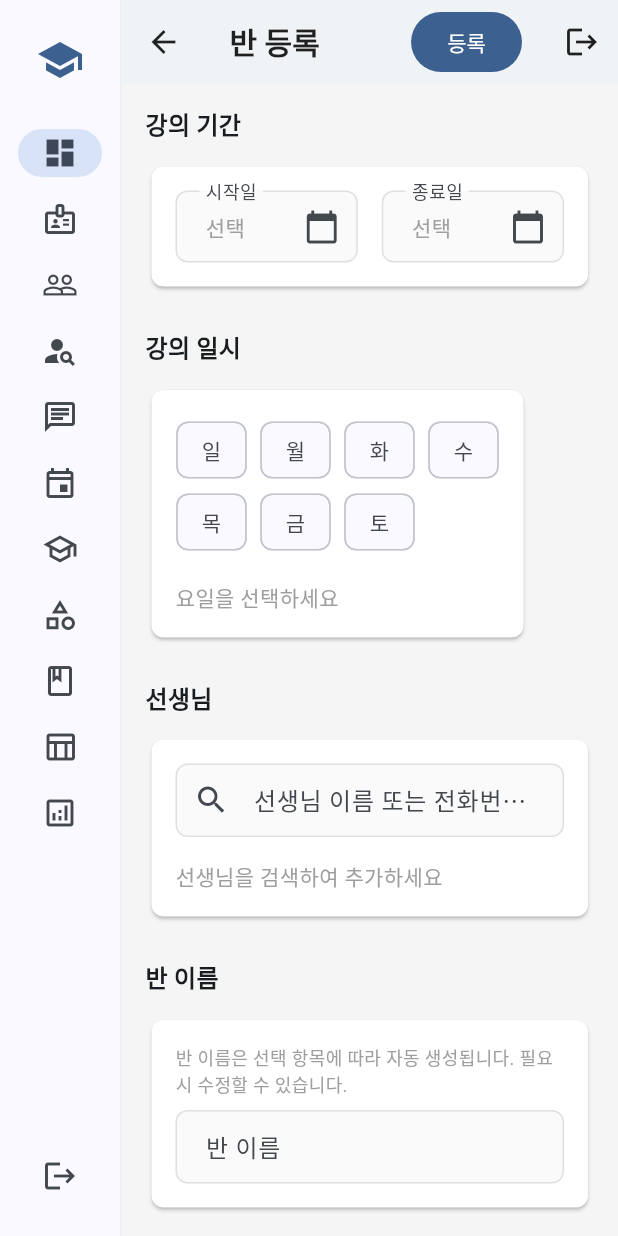
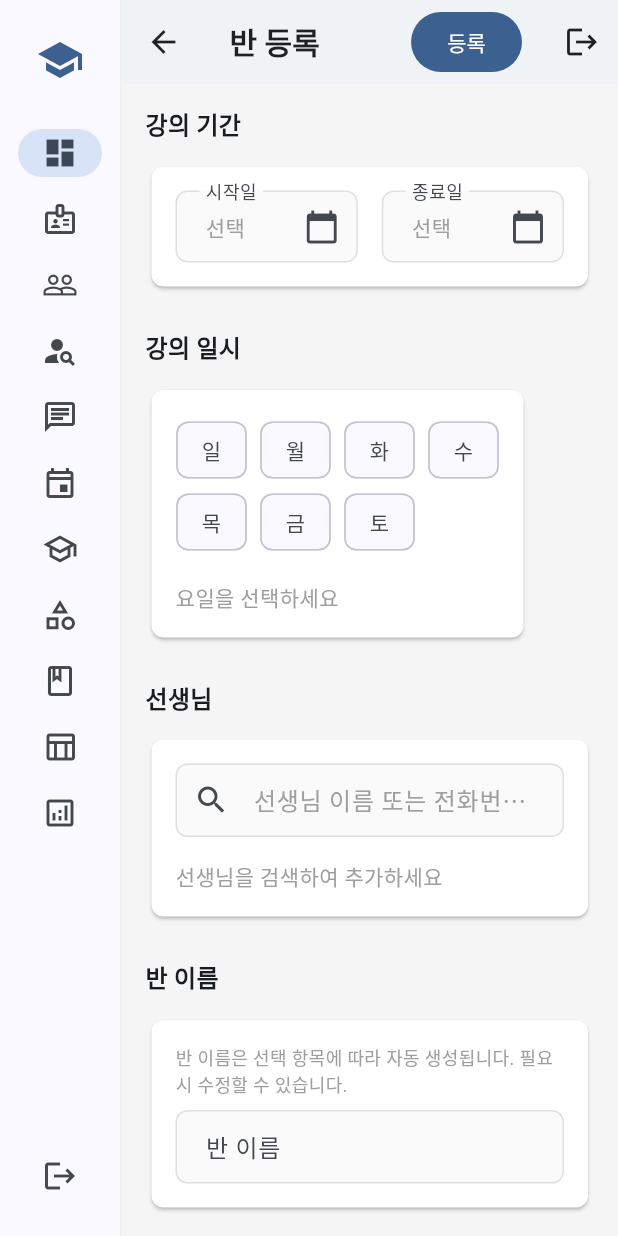
Before and after one commit to jungyoul4-arch/jy2000, a Flutter app: the ClassFormScreen screen opened by its route, scrolled down 576 dp, on a phone screen of 412 x 824 dp. Run offline on Flutter 3.47's test engine with Material 3 defaults, Android fonts, the phone set to English and light mode, and no system bars; our stand-ins replace data_table_2, dio, file_picker, fl_chart, flutter_form_builder, flutter_riverpod and 5 more; missing offline and left inert: window_manager; accounts and stored records are empty; network calls fail.

Commit message:
fix: 입력란 힌트 글자를 흐리게
힌트가 진해서 이미 입력한 값으로 착각하기 쉬웠다.

inputDecorationTheme에 hintStyle이 없어 Material 3 기본값
(onSurfaceVariant)이 그대로 쓰였다. 선정자 칸만의 문제가 아니라
모든 입력란이 같은 상태여서 테마에서 고친다.

본문 글자가 black87이라 grey.shade500이면 구분은 되면서 읽을 수는 있다.

Co-Authored-By: Claude Opus 5 <noreply@anthropic.com>
Claude-Session: https://claude.ai/code/session_01VLxLW9tfjNzcB4mcBY5tLk

```diff
--- a/client/lib/config/theme.dart
+++ b/client/lib/config/theme.dart
@@ -83,6 +83,9 @@ class AppTheme {
         borderSide: const BorderSide(color: errorColor),
       ),
       contentPadding: const EdgeInsets.symmetric(horizontal: 16, vertical: 12),
+      // 힌트는 기본값이 진해서 실제로 입력한 값처럼 보인다.
+      // 본문 글자(black87)보다 확실히 흐리게 둬 빈 칸임을 알 수 있게 한다.
+      hintStyle: TextStyle(color: Colors.grey.shade500),
     ),
 
     // Button
```
